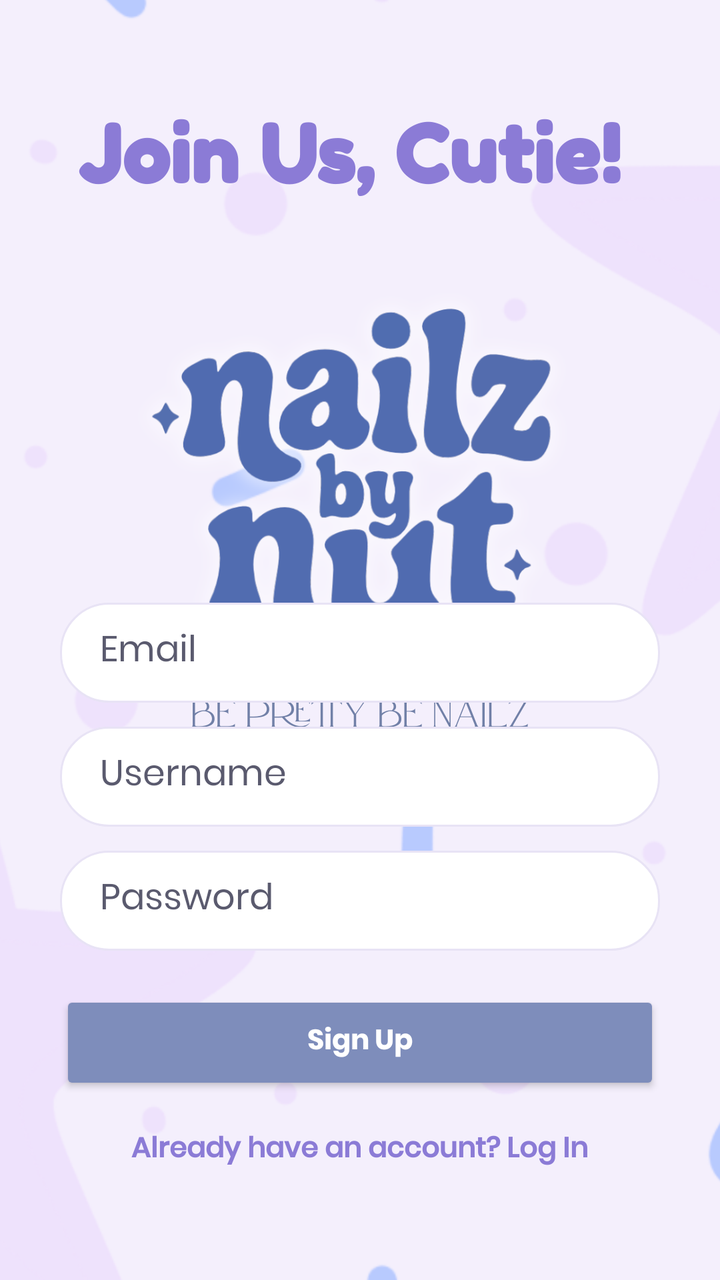
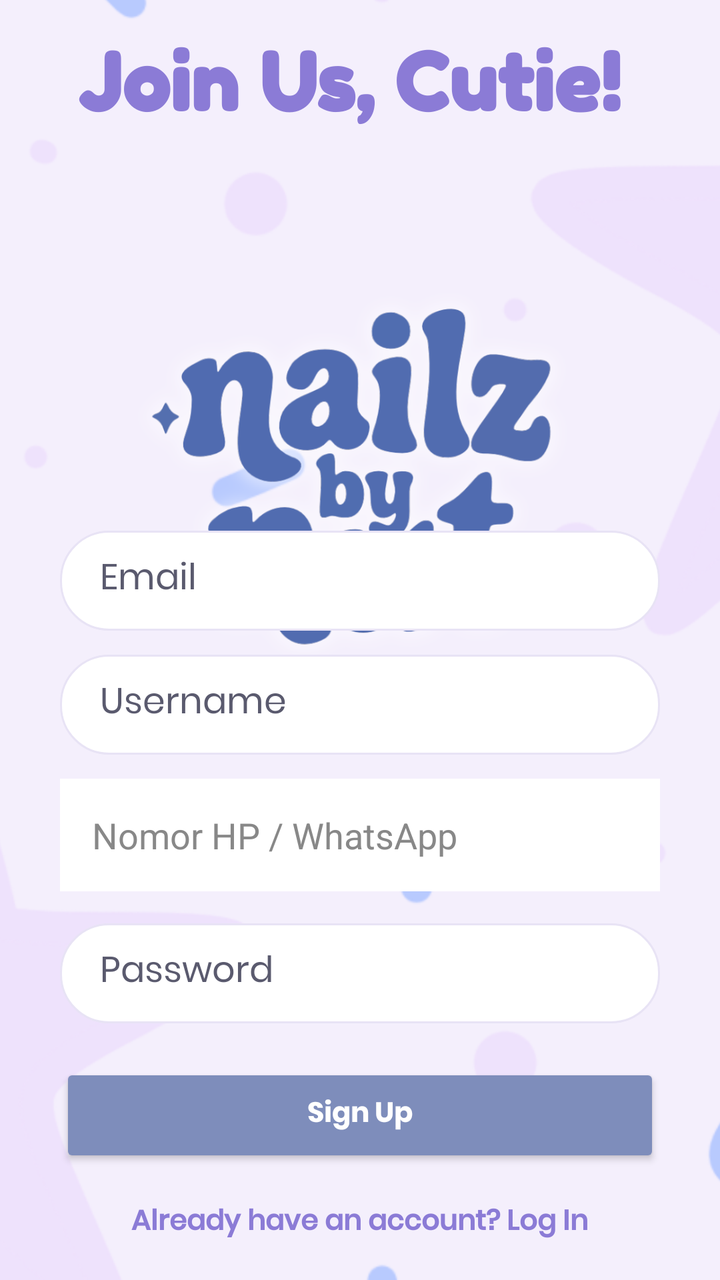

The first picture is an Android layout as it rendered before a commit; the second is the same layout after the commit. The layout source and the unified diff follow.
<!-- AndroidManifest.xml: application theme Theme.Nailzbynutz -->
<!-- res/layout/activity_sign_up.xml -->
<?xml version="1.0" encoding="utf-8"?>
<RelativeLayout xmlns:android="http://schemas.android.com/apk/res/android"
    xmlns:app="http://schemas.android.com/apk/res-auto"
    android:layout_width="match_parent"
    android:layout_height="match_parent"
    android:background="@color/background_primary">

    <ImageView
        android:layout_width="match_parent"
        android:layout_height="match_parent"
        android:src="@drawable/bg_splash"
        android:scaleType="centerCrop" />

    <View
        android:layout_width="match_parent"
        android:layout_height="match_parent"
        />

    <LinearLayout
        android:layout_width="match_parent"
        android:layout_height="match_parent"
        android:orientation="vertical"
        android:gravity="center"
        android:paddingHorizontal="30dp">

        <TextView
            android:layout_width="wrap_content"
            android:layout_height="wrap_content"
            android:layout_marginBottom="200dp"
            android:fontFamily="@font/fredoka_bold"
            android:text="Join Us, Cutie! "
            android:textColor="@color/lavender_accent"
            android:textSize="40sp"
            android:textStyle="bold" />

        <EditText
            android:id="@+id/et_reg_email"
            android:layout_width="match_parent"
            android:layout_height="50dp"
            android:background="@drawable/bg_card_rounded"
            android:hint="Email"
            android:textColorHint="@color/text_secondary"
            android:textColor="@color/text_primary"
            android:inputType="textEmailAddress"
            android:paddingHorizontal="20dp"
            android:layout_marginBottom="12dp"
            android:fontFamily="@font/poppins_regular" />

        <EditText
            android:id="@+id/et_reg_username"
            android:layout_width="match_parent"
            android:layout_height="50dp"
            android:background="@drawable/bg_card_rounded"
            android:hint="Username"
            android:textColorHint="@color/text_secondary"
            android:textColor="@color/text_primary"
            android:inputType="text"
            android:paddingHorizontal="20dp"
            android:layout_marginBottom="12dp"
            android:fontFamily="@font/poppins_regular" />

        <EditText
            android:id="@+id/et_reg_password"
            android:layout_width="match_parent"
            android:layout_height="50dp"
            android:background="@drawable/bg_card_rounded"
            android:hint="Password"
            android:textColorHint="@color/text_secondary"
            android:textColor="@color/text_primary"
            android:inputType="textPassword"
            android:paddingHorizontal="20dp"
            android:layout_marginBottom="20dp"
            android:fontFamily="@font/poppins_regular" />

        <Button
            android:id="@+id/btn_register"
            android:layout_width="match_parent"
            android:layout_height="52dp"
            android:text="Sign Up"
            android:textColor="@color/white"
            android:backgroundTint="@color/lavender_dark"
            android:textAllCaps="false"
            android:textStyle="bold"
            app:cornerRadius="30dp"
            android:fontFamily="@font/poppins_bold"
            android:layout_marginBottom="16dp" />

        <TextView
            android:id="@+id/tv_go_to_login"
            android:layout_width="wrap_content"
            android:layout_height="wrap_content"
            android:text="Already have an account? Log In"
            android:textColor="@color/lavender_accent"
            android:textSize="14sp"
            android:fontFamily="@font/poppins_medium"
            android:textStyle="bold"
            android:clickable="true" />

    </LinearLayout>
</RelativeLayout>
<!-- resources referenced by this layout -->
<resources>
  <color name="background_primary">#F8F5FF</color>
  <color name="lavender_accent">#8B7BD6</color>
  <color name="lavender_dark">#7E8DBB</color>
  <color name="text_primary">#1A1C29</color>
  <color name="text_secondary">#5A5A6E</color>
  <color name="white">#FFFFFF</color>
  <!-- drawable bg_card_rounded (drawable) -->
  <?xml version="1.0" encoding="utf-8"?>
  <shape xmlns:android="http://schemas.android.com/apk/res/android">
      <solid android:color="@color/background_card" />
      <corners android:radius="24dp" />
      <stroke android:width="1dp" android:color="@color/divider" />
  </shape>
  <!-- drawable bg_splash: png bitmap (drawable, 159520 bytes) -->
  <style name="Theme.Nailzbynutz" parent="Theme.MaterialComponents.DayNight.NoActionBar">
          <item name="colorPrimary">@color/lavender_dark</item>
          <item name="colorPrimaryVariant">@color/lavender_accent</item>
          <item name="colorOnPrimary">@color/white</item>
          <item name="colorSecondary">@color/lavender_medium</item>
          <item name="colorSecondaryVariant">@color/lavender_light</item>
          <item name="colorOnSecondary">@color/black</item>
          <item name="android:statusBarColor">@color/background_primary</item>
          <item name="android:windowBackground">@color/background_primary</item>
      </style>
  <color name="background_card">#FFFFFF</color>
  <color name="divider">#E8E3F5</color>
  <color name="lavender_medium">#B8A6E8</color>
  <color name="lavender_light">#D9CCFF</color>
  <color name="black">#000000</color>
</resources>

<!-- the commit's change to res/layout/activity_sign_up.xml (unified diff, before → after) -->
@@ -60,6 +60,18 @@
             android:fontFamily="@font/poppins_regular" />
 
         <EditText
+            android:id="@+id/et_phone_signup"
+            android:layout_width="match_parent"
+            android:layout_height="wrap_content"
+            android:hint="Nomor HP / WhatsApp"
+            android:inputType="phone"
+            android:padding="16dp"
+            android:textColor="#000000"
+            android:textColorHint="#888888"
+            android:background="@android:color/white"
+            android:layout_marginBottom="16dp" />
+
+        <EditText
             android:id="@+id/et_reg_password"
             android:layout_width="match_parent"
             android:layout_height="50dp"
